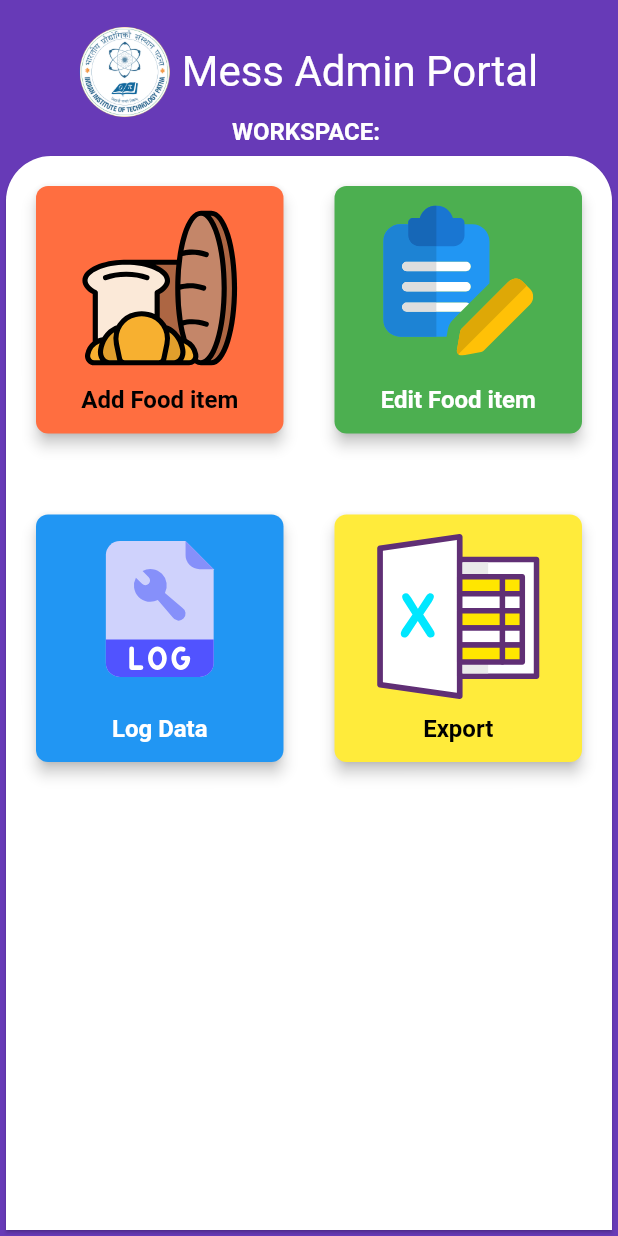
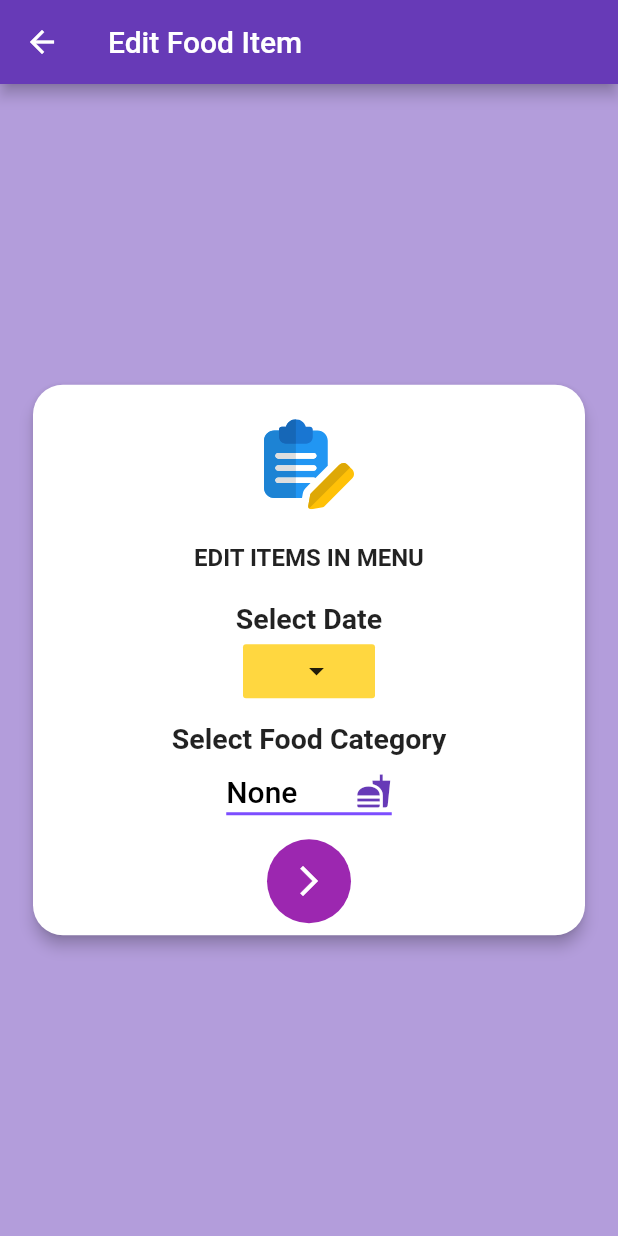
Before and after one commit to utsavmajhi/MessAdminIITP, a Flutter app: the screen it shows after launch, after a tap on "Edit Food item", on a phone screen of 412 x 824 dp. Run offline on Flutter 3.47's test engine with Material 2 defaults, Android fonts, the phone set to English and light mode, and no system bars; our stand-ins replace cloud_firestore, firebase_auth, flutter_svg, google_fonts, modal_progress_hud, shared_preferences; missing offline and left inert: strings; accounts and stored records are empty; Roboto replaces fonts that are missing (Montserrat Regular, Wellfleet).

Commit message:
finished Edit items page with backend

```diff
--- /dev/null
+++ b/lib/Models/EditFoodItem.dart
@@ -0,0 +1,6 @@
+class EditFoodItem{
+  String date;
+  String itemid;
+  String itemname;
+  String itemprice;
+}
--- /dev/null
+++ b/lib/PassArguments/EditItemSc1.dart
@@ -0,0 +1,6 @@
+class EditItemSc1{
+  String date;
+  String food_cat;
+  String workspace;
+  EditItemSc1({this.date,this.food_cat,this.workspace});
+}
--- /dev/null
+++ b/lib/Screens/EditItemsdateSelec.dart
@@ -0,0 +1,224 @@
+import 'package:flutter/material.dart';
+import 'package:intl/intl.dart';
+import 'package:messadmin/Screens/EditItemsFinalSc.dart';
+import 'package:messadmin/Screens/EntryFinalScreen.dart';
+import 'package:messadmin/PassArguments/EditItemSc1.dart';
+import 'package:flutter_svg/flutter_svg.dart';
+import 'package:modal_progress_hud/modal_progress_hud.dart';
+import 'package:shared_preferences/shared_preferences.dart';
+
+class EditItemdateSelec extends StatefulWidget {
+  static String id='edititemdateselec_screen';
+
+  @override
+  _EditItemdateSelecState createState() => _EditItemdateSelecState();
+}
+
+class _EditItemdateSelecState extends State<EditItemdateSelec> {
+  String workspace="";
+  DateTime _dateTime=DateTime.now();  //date picker from calendar
+  String _foodcat='None';
+  bool showSpinner = false;
+  Future<bool> getvaluesfromshared() async
+  {
+    SharedPreferences sharedPreferences=await SharedPreferences.getInstance();
+    workspace=sharedPreferences.getString('workspace');
+    setState(() {
+
+    });
+
+    return true;
+  }
+  GlobalKey<ScaffoldState> _scaffoldKey = new GlobalKey<ScaffoldState>();
+  Future<Null> _selectDate(BuildContext context) async {
+    final DateTime picked=await showDatePicker(context: context, initialDate: _dateTime, firstDate: DateTime(2016), lastDate: DateTime(2222));
+    if(picked!=null && picked !=_dateTime)
+    {
+
+      setState(() {
+        _dateTime=picked;
+      });
+    }
+  }
+  //snackbar initialises
+  _showSnackBar(@required String message, @required Color colors) {
+    if (_scaffoldKey != null) {
+      _scaffoldKey.currentState.showSnackBar(
+        SnackBar(
+          backgroundColor: colors,
+          content: new Text(message),
+          duration: new Duration(seconds: 4),
+        ),
+      );
+    }
+  }
+  @override
+  void initState() {
+    // TODO: implement initState
+    super.initState();
+    getvaluesfromshared();
+  }
+  @override
+  Widget build(BuildContext context) {
+    return Scaffold(
+      key: _scaffoldKey,
+      backgroundColor: Colors.deepPurple[200],
+      appBar: AppBar(
+        backgroundColor: Colors.deepPurple,
+        title: Text(
+            'Edit Food Item'
+        ),
+
+      ),
+      body: ModalProgressHUD(
+        inAsyncCall: showSpinner,
+        child: Column(
+          mainAxisAlignment: MainAxisAlignment.center,
+          crossAxisAlignment: CrossAxisAlignment.stretch,
+          children: <Widget>[
+            SafeArea(
+              child: Padding(
+                padding: const EdgeInsets.all(18.0),
+                child: Card(
+                  shape: RoundedRectangleBorder(
+                    borderRadius: BorderRadius.circular(20),
+                  ),
+                  elevation: 4,
+                  child: Column(
+                    mainAxisAlignment: MainAxisAlignment.center,
+                    children: <Widget>[
+                      Padding(
+                        padding: const EdgeInsets.all(8.0),
+                        child: CircleAvatar(
+                          backgroundColor: Colors.transparent,
+                          radius: 45,
+                          child: SvgPicture.asset('images/register.svg',height: 60,fit: BoxFit.cover,),
+                        ),
+                      ),
+                      Text(
+                        "EDIT ITEMS IN MENU",
+                        style: TextStyle(
+                            fontSize: 16,
+                            fontWeight: FontWeight.bold
+                        ),
+                      ),
+                      SizedBox(
+                        height: 20,
+                      ),
+                      Text(
+                        'Select Date',
+                        style: TextStyle(
+                            fontSize: 19,
+                            fontWeight: FontWeight.bold
+                        ),
+                      ),
+                      FlatButton(
+                        color: Colors.amberAccent,
+                        onPressed: (){
+                          _selectDate(context);
+                        },
+                        child: Row(
+                          mainAxisSize: MainAxisSize.min,
+                          children: <Widget>[
+                            Text (
+                              _dateTime==null? "Please Select" : changetimeformat(_dateTime),
+                              style: TextStyle(
+                                  fontSize: 18,
+                                  color: Colors.black,
+                                  fontWeight: FontWeight.bold
+                              ),
+                            ),
+                            SizedBox(
+                              width: 10,
+                            ),
+                            Icon(Icons.arrow_drop_down),
+
+                          ],
+                        ),
+                      ),
+                      SizedBox(
+                        height: 10,
+                      ),
+                      Text(
+                        'Select Food Category',
+                        style: TextStyle(
+                            fontSize: 19,
+                            fontWeight: FontWeight.bold
+                        ),
+                      ),
+                      DropdownButton<String>(
+                        value: _foodcat ,
+                        icon: Icon(Icons.fastfood,
+                          color: Colors.deepPurple,),
+                        iconSize: 24,
+                        elevation: 16,
+                        style: TextStyle(color: Colors.deepPurple),
+                        underline: Container(
+                          height: 2,
+                          color: Colors.deepPurpleAccent,
+                        ),
+                        onChanged: (String newValue) {
+                          setState(() {
+                            _foodcat = newValue;
+                          });
+                        },
+                        items: <String>['None','Breakfast','Lunch','Snacks','Dinner']
+                            .map<DropdownMenuItem<String>>((String value) {
+                          return DropdownMenuItem<String>(
+                            value: value,
+                            child: Text(value,
+                              style: TextStyle(
+                                  color: Colors.black,
+                                  fontSize: 20,
+                                  fontWeight: FontWeight.w500
+                              ),),
+                          );
+                        }).toList(),
+                      ),
+                      Padding(
+                        padding: const EdgeInsets.all(8.0),
+                        child: GestureDetector(
+                          onTap: (){
+                            setState(() {
+                              showSpinner=true;
+                            });
+                            if(_foodcat=="None"){
+                              _showSnackBar("Please Select Food Category", Colors.red[600]);
+                              setState(() {
+                                showSpinner=false;
+                              });
+                            }else{
+                              print(workspace);
+                              Navigator.pushNamed(context,EditItemsFinalSc.id,arguments: EditItemSc1(date:changetimeformat(_dateTime),food_cat: _foodcat,workspace: workspace));
+                              _foodcat="None";
+                              setState(() {
+                                showSpinner=false;
+                              });
+                            }
+                          },
+                          child: CircleAvatar(
+                            radius: 28,
+                            backgroundColor: Colors.purple,
+                            child: Icon(Icons.arrow_forward_ios,color: Colors.white,),
+                          ),
+                        ),
+                      )
+                    ],
+                  ),
+                ),
+              ),
+            )
+          ],
+        ),
+      ),
+    );
+  }
+
+//for formatting date
+  changetimeformat(@required DateTime datetimepicked)
+  {
+    String formattedDate = DateFormat('dd-MM-yyyy').format(datetimepicked);
+    return formattedDate;
+
+  }
+}
--- a/lib/Screens/HomeScreen.dart
+++ b/lib/Screens/HomeScreen.dart
@@ -1,5 +1,6 @@
 import 'package:flutter/material.dart';
 import 'package:messadmin/Screens/AddFoodItem.dart';
+import 'package:messadmin/Screens/EditItemsdateSelec.dart';
 import 'package:messadmin/Screens/LogDataAnalysis.dart';
 import 'package:modal_progress_hud/modal_progress_hud.dart';
 import 'package:firebase_auth/firebase_auth.dart';
@@ -134,7 +135,7 @@ class _HomeScreenState extends State<HomeScreen> {
                           InkWell(
                             onTap: (){
                               //
-
+                                Navigator.pushNamed(context, EditItemdateSelec.id);
                             },
                             child: Padding(
                               padding: const EdgeInsets.all(8.0),
@@ -149,7 +150,7 @@ class _HomeScreenState extends State<HomeScreen> {
                                   mainAxisAlignment: MainAxisAlignment.center,
                                   children: <Widget>[
                                     Hero(tag: "LogData",
-                                        child: SvgPicture.asset('images/register.svg',height: 100,)),
+                                        child: SvgPicture.asset('images/register.svg',height: 100)),
                                     SizedBox(
                                       height: 20 ,
                                     ),
--- a/lib/main.dart
+++ b/lib/main.dart
@@ -5,6 +5,8 @@ import 'package:messadmin/Screens/HomeScreen.dart';
 import 'Screens/AddFoodItem.dart';
 import 'Screens/EntryFinalScreen.dart';
 import 'Screens/LogDataAnalysis.dart';
+import 'Screens/EditItemsdateSelec.dart';
+import 'Screens/EditItemsFinalSc.dart';
 void main() {
   runApp(MyApp());
 }
@@ -22,6 +24,9 @@ class MyApp extends StatelessWidget {
           EntryFinalScreen.id:(context) => EntryFinalScreen(),
           AddFoodItem.id:(context) => AddFoodItem(),
           LogDataAnalysis.id:(context) => LogDataAnalysis(),
+          EditItemdateSelec.id:(context) => EditItemdateSelec(),
+          EditItemsFinalSc.id:(context) => EditItemsFinalSc(),
+
 
 
       },
```
Also changed, not shown: lib/Screens/EditItemsFinalSc.dart (added, +273 -0 lines), lib/Screens/EntryFinalScreen.dart (+0 -9 lines).
